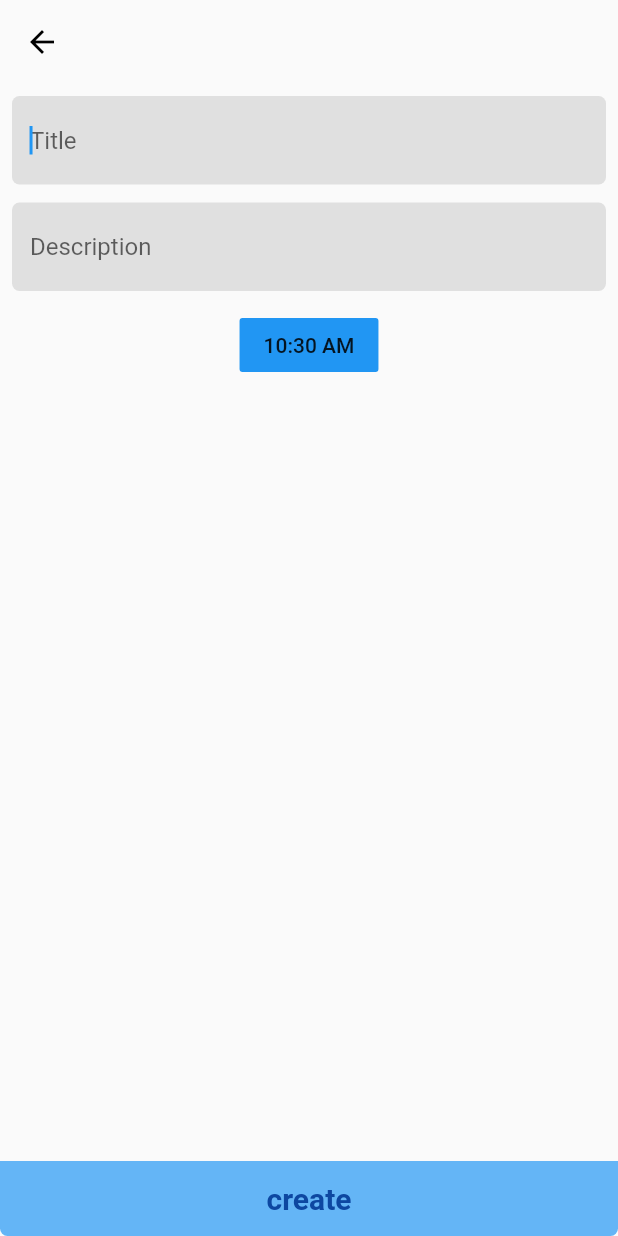
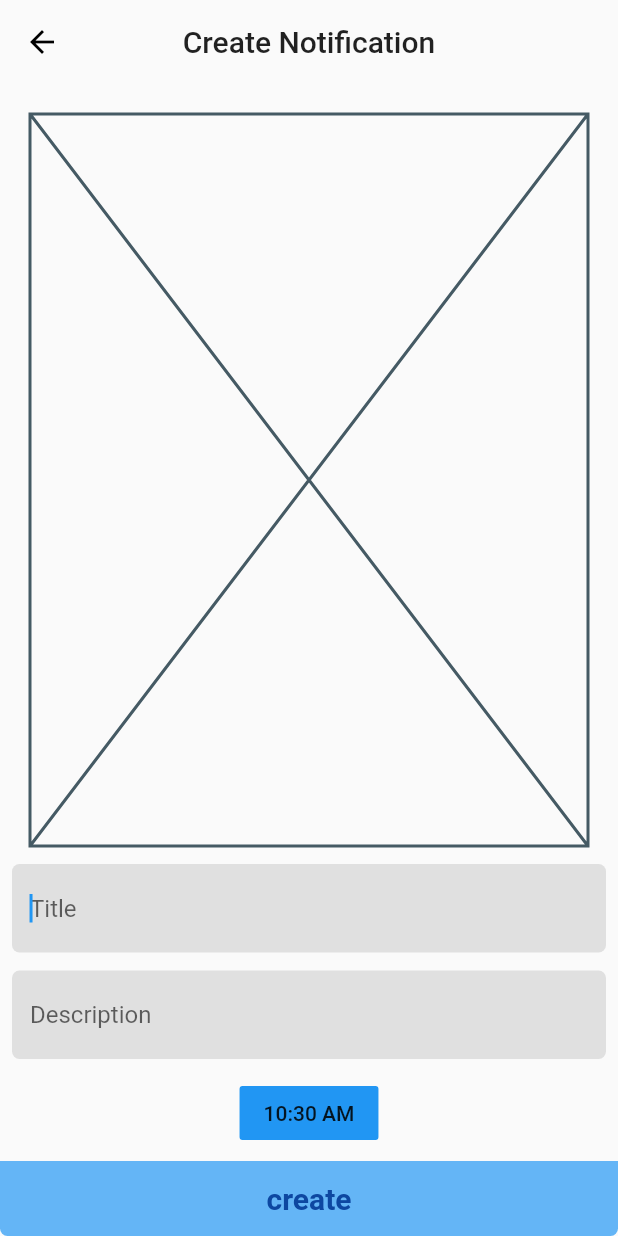
Before and after one commit to Masegie/piggy_bank_app, a Flutter app: the NotificationPage widget shown alone on an empty page, opened directly, after a tap on "create", on a phone screen of 412 x 824 dp. Run offline on Flutter 3.47's test engine with Material 2 defaults, Android fonts, the light colour scheme and no system bars; our stand-ins replace cloud_firestore, firebase_auth, flutter_local_notifications, google_sign_in, rxdart; accounts and stored records are empty.

Commit message:
still try to fix notification page, now with little error

```diff
--- a/lib/plugins/notification_plugin.dart
+++ b/lib/plugins/notification_plugin.dart
@@ -80,7 +80,12 @@ class NotificationPlugin {
   }
 
   bool checkIfIdExist(List<PendingNotificationRequest> notificationList, int id) {
-
+    for (final notification in notificationList) {
+      if (notification.id == id) {
+        return true;
+      }
+    }
+    return false;
   }
 
   //   Future<void> cancelAllNotifications() async {
--- a/lib/src/home/pages/notification_page.dart
+++ b/lib/src/home/pages/notification_page.dart
@@ -30,56 +30,59 @@ class _NotificationPageState extends State<NotificationPage> {
             initialData: [],
             builder: (context, snapshot) {
               final notifications = snapshot.data;
-              // if(notifications.isEmpty)
-              //   return Expanded(
-              //     child: Center(
-              //       child: Container(
-              //         height: 300,
-              //         width: 300,
-              //         child: Placeholder(),
-              //       ),
-              //     ),
-              //   );
+              if(notifications.isEmpty)
+                return Expanded(
+                  child: Center(
+                    child: Container(
+                      height: 300,
+                      width: 300,
+                      child: Placeholder(),
+                    ),
+                  ),
+                );
               return Expanded(
                 child: ListView.builder(
                   itemCount: notifications.length,
                   itemBuilder: (context, index) {
                     final notification = notifications[index];
-                    return NotificationTile(notification: notification);
+                    return NotificationTile(notification: notification,
+                    deleteNotification: dismissNotification,
+                    );
                   },
                 ),
               );
             },
           ),
-          FlatButton(
-            padding: EdgeInsets.all(0),
+          // FlatButton(
+          //   padding: EdgeInsets.all(0),
+          //   onPressed: navigateToNotificationCreation,
+          //   shape: RoundedRectangleBorder(
+          //     borderRadius: BorderRadius.only(
+          //       bottomLeft: Radius.circular(5),
+          //       bottomRight: Radius.circular(5),
+          //     ),
+          //   ),
+          //   color: Colors.blue.shade300,
+          //   child: Container(
+          //     alignment: Alignment.center,
+          //     height: 50,
+          //     width: double.infinity,
+          //     child: Text(
+          //       'create',
+          //       style: TextStyle(
+          //         color: Colors.blue.shade900,
+          //         fontSize: 20,
+          //         fontWeight: FontWeight.bold,
+          //       ),
+          //     ),
+          //   ),
+          // )
+          CustomWideFlatButton(
             onPressed: navigateToNotificationCreation,
-            shape: RoundedRectangleBorder(
-              borderRadius: BorderRadius.only(
-                bottomLeft: Radius.circular(5),
-                bottomRight: Radius.circular(5),
-              ),
-            ),
-            color: Colors.blue.shade300,
-            child: Container(
-              alignment: Alignment.center,
-              height: 50,
-              width: double.infinity,
-              child: Text(
-                'create',
-                style: TextStyle(
-                  color: Colors.blue.shade900,
-                  fontSize: 20,
-                  fontWeight: FontWeight.bold,
-                ),
-              ),
-            ),
-          )
-          // CustomWideFlatButton(
-          //   onPressed: navigateToNotificationCreation,
-          //   backgroundColor: Colors.blue.shade300,
-          //   foregroundColor: Colors.blue.shade900,
-          //),
+            backgroundColor: Colors.blue.shade300,
+            foregroundColor: Colors.blue.shade900,
+            isRoundedAtBottom: false,
+          ),
         ],
       ),
     );
@@ -128,85 +131,79 @@ class NotificationTile extends StatelessWidget {
   const NotificationTile({
     Key key,
     @required this.notification,
+    @required this.deleteNotification,
   }) : super(key: key);
 
   final PendingNotificationRequest notification;
+  final Function(int id) deleteNotification;
 
   @override
   Widget build(BuildContext context) {
-   // final textTheme = Theme.of(context).textTheme;
+    final textTheme = Theme.of(context).textTheme;
     return Card(
-      child: ListTile(
-        title: Text(notification.title),
-        subtitle: Text(notification.body),
-        // trailing: IconButton(
-        //   onPressed: () => deleteNotification(notification.id),
-        //   icon: Icon(Icons.delete)
-        // ),
-      ),
-      // elevation: 6,
-      // shape: RoundedRectangleBorder(
-      //   borderRadius: BorderRadius.circular(10),
-      // ),
-      // child: Container(
-      //   padding: const EdgeInsets.all(16),
-      //   child: Row(
-      //     children: <Widget>[
-      //       Expanded(
-      //         child: Column(
-      //           crossAxisAlignment: CrossAxisAlignment.start,
-      //           children: <Widget>[
-      //             Text(
-      //               notification.title,
-      //               style: textTheme.title.copyWith(
-      //                 fontWeight: FontWeight.normal,
-      //               ),
-      //             ),
-      //             smallHeight,
-      //             Text(
-      //               notification.body,
-      //               style: textTheme.subtitle.copyWith(
-      //                 fontWeight: FontWeight.normal,
-      //               ),
-      //             ),
-      //             smallHeight,
-      //             Row(
-      //               children: <Widget>[
-      //                 Icon(
-      //                   Icons.access_time,
-      //                   size: 28,
-      //                   color: Theme.of(context).accentColor,
-      //                 ),
-      //                 SizedBox(width: 12),
-      //                 Text(
-      //                   '12:42',
-      //                   style: textTheme.headline.copyWith(
-      //                     fontWeight: FontWeight.bold,
-      //                     color: Colors.grey.shade800,
-      //                   ),
-      //                 ),
-      //               ],
-      //             )
-      //           ],
-      //         ),
-      //       ),
-      //       IconButton(
-      //         onPressed: () => deleteNotification(notification.id),
-      //         icon: Icon(Icons.delete, size: 32),
-      //       )
-      //     ],
+      // child: ListTile(
+      //   title: Text(notification.title),
+      //   subtitle: Text(notification.body),
+      //   trailing: IconButton(
+      //     onPressed: () => deleteNotification(notification.id),
+      //     icon: Icon(Icons.delete)
       //   ),
       // ),
+      elevation: 6,
+      shape: RoundedRectangleBorder(
+        borderRadius: BorderRadius.circular(10),
+      ),
+      child: Container(
+        padding: const EdgeInsets.all(16),
+        child: Row(
+          children: <Widget>[
+            Expanded(
+              child: Column(
+                crossAxisAlignment: CrossAxisAlignment.start,
+                children: <Widget>[
+                  Text(
+                    notification.title,
+                    style: textTheme.title.copyWith(
+                      fontWeight: FontWeight.normal,
+                    ),
+                  ),
+                  smallHeight,
+                  Text(
+                    notification.body,
+                    style: textTheme.subtitle.copyWith(
+                      fontWeight: FontWeight.normal,
+                    ),
+                  ),
+                  smallHeight,
+                  Row(
+                    children: <Widget>[
+                      Icon(
+                        Icons.access_time,
+                        size: 28,
+                        color: Theme.of(context).accentColor,
+                      ),
+                      SizedBox(width: 12),
+                      Text(
+                        '12:42',
+                        style: textTheme.headline.copyWith(
+                          fontWeight: FontWeight.bold,
+                          color: Colors.grey.shade800,
+                        ),
+                      ),
+                    ],
+                  )
+                ],
+              ),
+            ),
+            IconButton(
+              onPressed: () => deleteNotification(notification.id),
+              icon: Icon(Icons.delete, size: 32),
+            )
+          ],
+        ),
+      ),
     );
   }
 
-//   SizedBox get smallHeight => SizedBox(height: 8);
-//   bool _checkIfIdExists(List<NotificationData> notifications, int id) {
-//     for (final notification in notifications) {
-//       if (notification.notificationId == id) {
-//         return true;
-//       }
-//     }
-//     return false;
-//   }
+  SizedBox get smallHeight => SizedBox(height: 8);
  }
--- a/lib/src/pages/create_notification_page.dart
+++ b/lib/src/pages/create_notification_page.dart
@@ -26,11 +26,11 @@ class _CreateNotificationPageState extends State<CreateNotificationPage> {
         iconTheme: IconThemeData(color: Colors.black),
         backgroundColor: Colors.transparent,
         elevation: 0,
-        // title: Text(
-        //   'Create Notification',
-        //   style: Theme.of(context).textTheme.title,
-        // ),
-        // centerTitle: true,
+        title: Text(
+          'Create Notification',
+          style: Theme.of(context).textTheme.title,
+        ),
+        centerTitle: true,
       ),
       body: Column(
         children: <Widget>[
@@ -41,15 +41,26 @@ class _CreateNotificationPageState extends State<CreateNotificationPage> {
                 key: _formKey,
                 child: Column(
                   children: <Widget>[
+                    Expanded(
+                      child: Padding(
+                        padding: const EdgeInsets.all(12.0),
+                        child: AspectRatio(
+                          aspectRatio: 1,
+                          child: Placeholder(),
+                        ),
+                      ),
+                    ),
                     CustomInputField(
                       controller: _titleController,
                       hintText: 'Title',
+                      //inputType: TextInputType.text
                       autoFocus: true,
                     ),
                     SizedBox(height: 12),
                     CustomInputField(
                       controller: _descriptionController,
                       hintText: 'Description',
+                      //inputType: TextInputType.text
                       autoFocus: true,
                     ),
                     SizedBox(height: 12),
--- a/lib/src/widgets/buttons/custom_wide_flat_button.dart
+++ b/lib/src/widgets/buttons/custom_wide_flat_button.dart
@@ -7,21 +7,21 @@ class CustomWideFlatButton extends StatelessWidget {
     @required this.onPressed,
     @required this.backgroundColor,
     @required this.foregroundColor,
-  //  this.isRoundedAtBottom = true,
+    this.isRoundedAtBottom = true,
   }) : super(key: key);
 
   //final String text;
   final VoidCallback onPressed;
   final Color backgroundColor;
   final Color foregroundColor;
-  //final bool isRoundedAtBottom;
+  final bool isRoundedAtBottom;
 
-  // final roundedBorder = const RoundedRectangleBorder(
-  //   borderRadius: BorderRadius.only(
-  //     bottomLeft: Radius.circular(5),
-  //     bottomRight: Radius.circular(5),
-  //   ),
-  // );
+  final roundedBorder = const RoundedRectangleBorder(
+    borderRadius: BorderRadius.only(
+      bottomLeft: Radius.circular(5),
+      bottomRight: Radius.circular(5),
+    ),
+  );
 
   @override
   Widget build(BuildContext context) {
```
Also changed, not shown: lib/models/notification_data.dart (+14 -0 lines), 1 other file.
